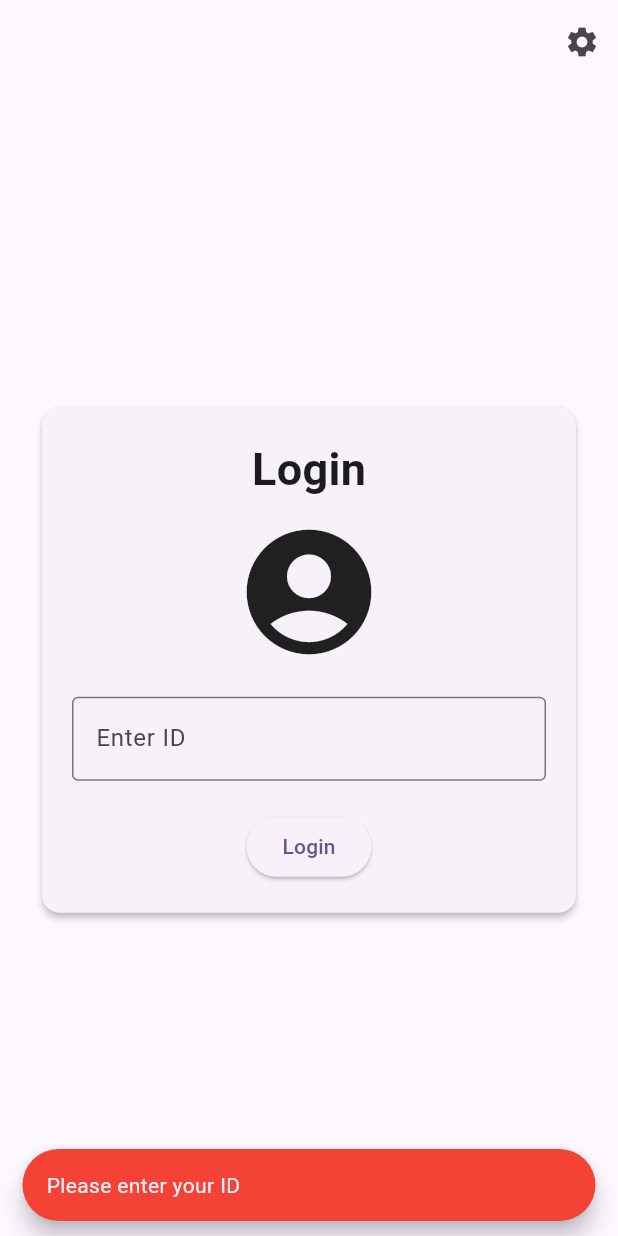
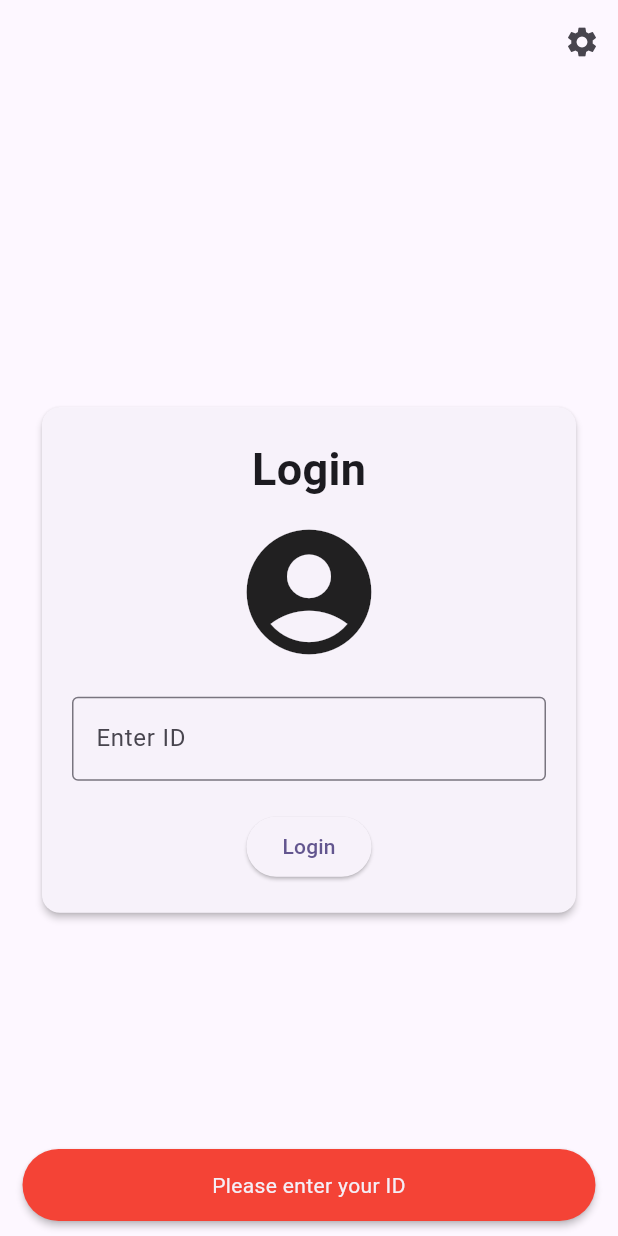
Before and after one commit to Qaisar-Mateen/flutter_travel_recommender, a Flutter app: the screen it shows after launch, after a tap on "Login", on a phone screen of 412 x 824 dp. Run offline on Flutter 3.47's test engine with Material 3 defaults, Android fonts, the phone set to English and light mode, and no system bars.

Commit message:
chore: Update login page error message styling

```diff
--- a/lib/pages/login.dart
+++ b/lib/pages/login.dart
@@ -54,11 +54,10 @@ class Login extends StatelessWidget {
                       } else {
                         ScaffoldMessenger.of(context).showSnackBar(
                           const SnackBar(
-                            content: Text("Please enter your ID"),
+                            content: Text("Please enter your ID", textAlign: TextAlign.center,),
                             backgroundColor: Colors.red,
                             behavior: SnackBarBehavior.floating,
-                            //margin: EdgeInsets.symmetric(horizontal: 5),
-
+                            elevation: 2,
                             shape: StadiumBorder()
                           ),
                         );
```
